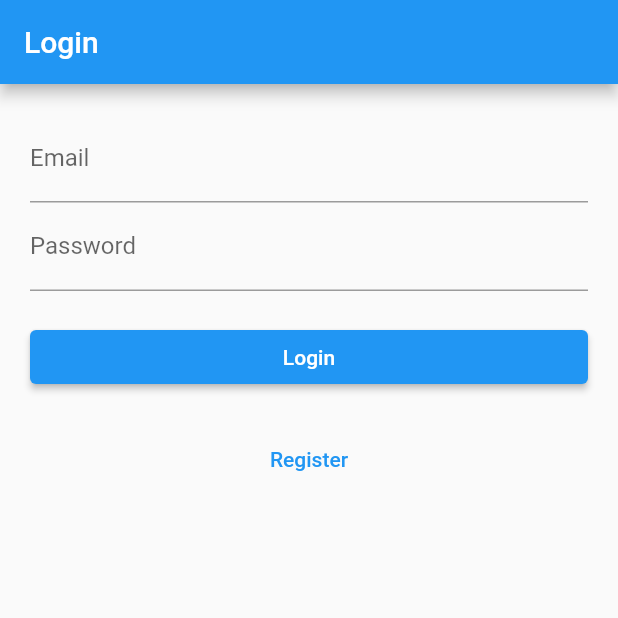
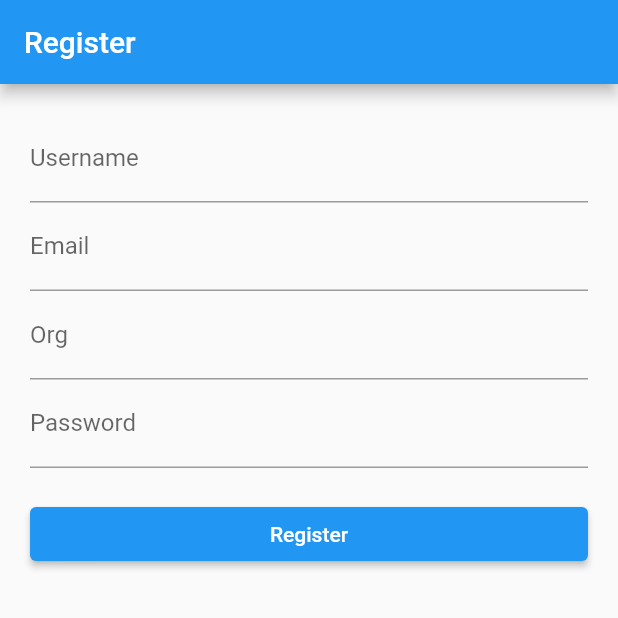
Before and after one commit to satyamurti/Bug-Tracker, a Flutter app: the screen it shows after launch, on a phone screen of 412 x 824 dp, the top half of it. Run offline on Flutter 3.47's test engine with Material 2 defaults, Android fonts, the phone set to English and light mode, and no system bars; our stand-ins replace cloud_firestore, firebase_auth, firebase_core, flutter_riverpod, google_sign_in; accounts and stored records are empty.

Commit message:
create user doc in firestore after registration

```diff
--- a/lib/pages/auth/register_page.dart
+++ b/lib/pages/auth/register_page.dart
@@ -1,4 +1,5 @@
 import 'package:bug_tracker/providers/auth_provider.dart';
+import 'package:cloud_firestore/cloud_firestore.dart';
 import 'package:firebase_auth/firebase_auth.dart';
 import 'package:flutter/material.dart';
 import 'package:flutter_riverpod/flutter_riverpod.dart';
@@ -66,5 +67,15 @@ class _RegisterPageState extends ConsumerState<RegisterPage> {
     }
   }
 
-  Future<void> registerUserDoc(User user) async {}
+  Future<void> registerUserDoc(User user) async {
+    await FirebaseFirestore.instance.collection('users').doc(user.uid).set(
+      {
+        'id': user.uid,
+        'userName': userName.text,
+        'email': email.text,
+        'orgId': org.text,
+      },
+    );
+    print('user doc added');
+  }
 }
--- a/lib/pages/auth_checker.dart
+++ b/lib/pages/auth_checker.dart
@@ -1,4 +1,5 @@
 import 'package:bug_tracker/pages/auth/login_page.dart';
+import 'package:bug_tracker/pages/auth/register_page.dart';
 import 'package:bug_tracker/pages/error_page.dart';
 import 'package:bug_tracker/pages/home/home_page.dart';
 import 'package:bug_tracker/pages/loading_page.dart';
@@ -15,7 +16,7 @@ class AuthChecker extends ConsumerWidget {
     return _authState.when(
       data: (data) {
         if (data != null) return const HomePage();
-        return const LoginPage();
+        return const RegisterPage();
       },
       loading: () => const LoadingPage(),
       error: (e, trace) => ErrorPage(
--- a/pubspec.yaml
+++ b/pubspec.yaml
@@ -16,6 +16,7 @@ dependencies:
   flutter_riverpod: ^1.0.3
   firebase_core: ^1.12.0
   firebase_auth: ^3.3.6
+  cloud_firestore: ^3.1.7
   google_sign_in: ^5.2.3
 
 dev_dependencies:
```
Also changed, not shown: pubspec.lock, 1 other file.
